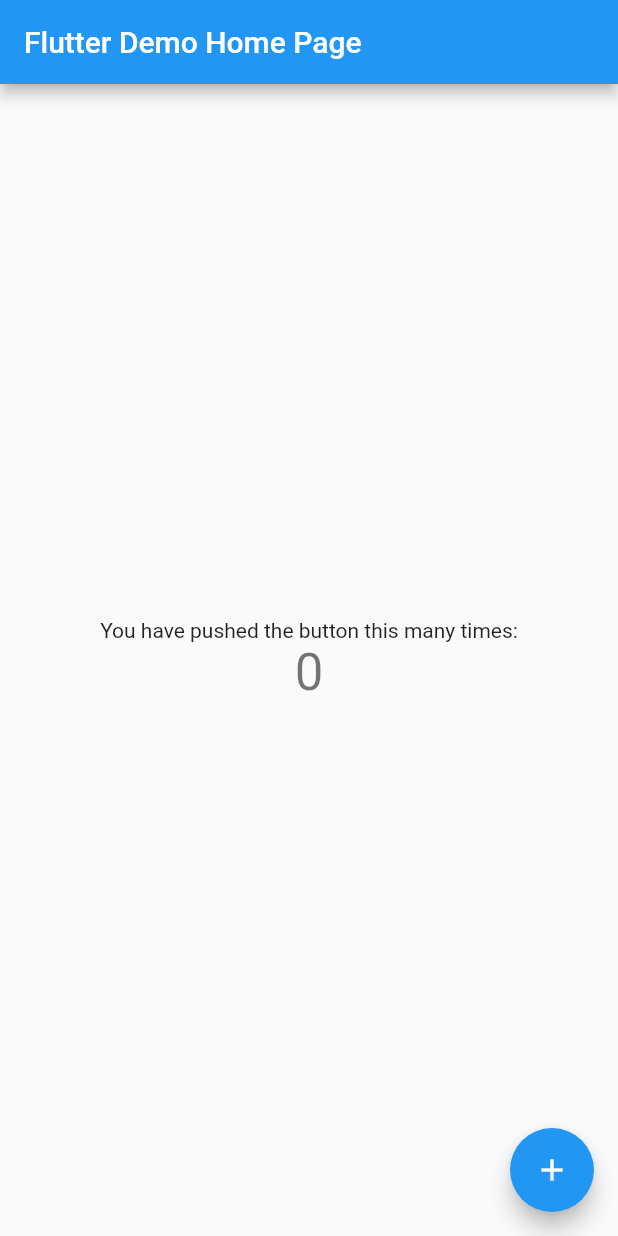
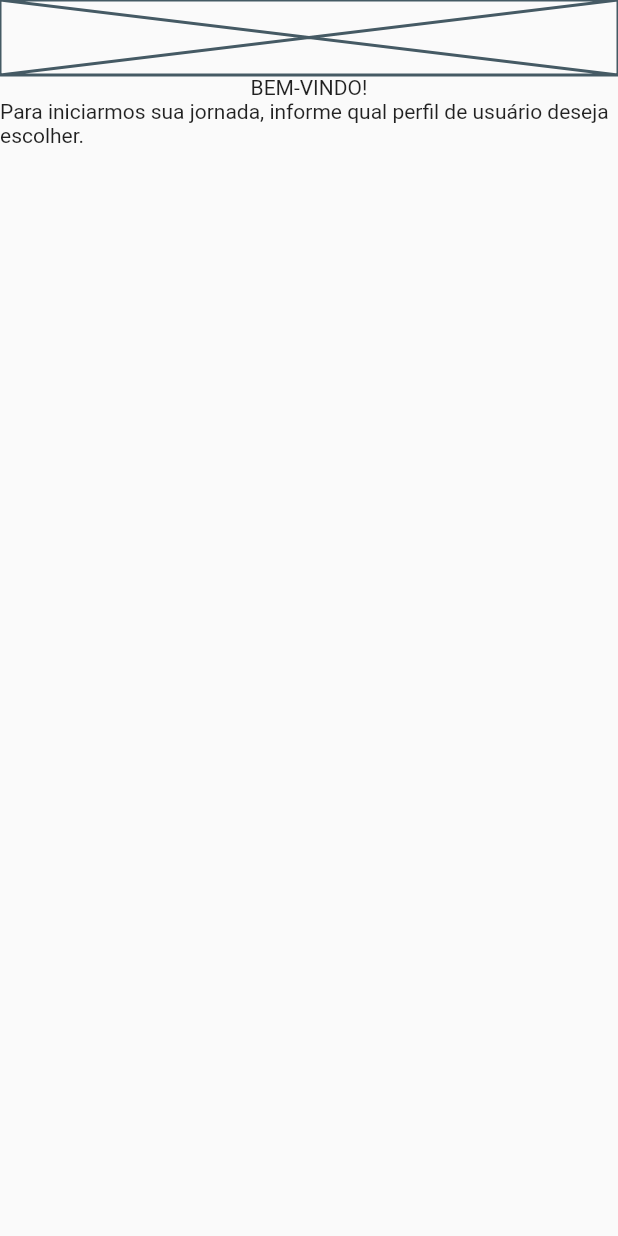
Before and after one commit to gabriel-Oak/traineeit, a Flutter app: the screen it shows after launch, on a phone screen of 412 x 824 dp. Run offline on Flutter 3.47's test engine with Material 2 defaults, Android fonts, the phone set to English and light mode, and no system bars; our stand-ins replace bloc, dio, equatable, flutter_bloc, google_sign_in.

Commit message:
Login google

```diff
--- a/lib/main.dart
+++ b/lib/main.dart
@@ -1,4 +1,5 @@
 import 'package:flutter/material.dart';
+import 'package:traineeit/pages/login/login_page.dart';
 
 void main() {
   runApp(MyApp());
@@ -13,56 +14,7 @@ class MyApp extends StatelessWidget {
         primarySwatch: Colors.blue,
         visualDensity: VisualDensity.adaptivePlatformDensity,
       ),
-      home: MyHomePage(title: 'Flutter Demo Home Page'),
+      home: LoginPage(),
     );
   }
 }
-
-class MyHomePage extends StatefulWidget {
-  MyHomePage({Key key, this.title}) : super(key: key);
-
-
-
-  final String title;
-
-  @override
-  _MyHomePageState createState() => _MyHomePageState();
-}
-
-class _MyHomePageState extends State<MyHomePage> {
-  int _counter = 0;
-
-  void _incrementCounter() {
-    setState(() {
-      _counter++;
-    });
-  }
-
-  @override
-  Widget build(BuildContext context) {
-    return Scaffold(
-      appBar: AppBar(
-        title: Text(widget.title),
-      ),
-      body: Center(
-        child: Column(
-          mainAxisAlignment: MainAxisAlignment.center,
-          children: <Widget>[
-            Text(
-              'You have pushed the button this many times:',
-            ),
-            Text(
-              '$_counter',
-              style: Theme.of(context).textTheme.headline4,
-            ),
-          ],
-        ),
-      ),
-      floatingActionButton: FloatingActionButton(
-        onPressed: _incrementCounter,
-        tooltip: 'Increment',
-        child: Icon(Icons.add),
-      ),
-    );
-  }
-}
--- /dev/null
+++ b/lib/pages/login/login_bloc.dart
@@ -0,0 +1,21 @@
+import 'package:bloc/bloc.dart';
+import 'package:meta/meta.dart';
+
+import 'google_singin.dart';
+import 'login_event.dart';
+import 'login_state.dart';
+
+class LoginBloc extends Bloc<LoginEvent, LoginState> {
+  final GoogleSingin googleSingin;
+
+  LoginBloc({
+    @required this.googleSingin,
+  }) : super(LoginState());
+
+  @override
+  Stream<LoginState> mapEventToState(LoginEvent event) async* {
+    if (event is GoogleLogin) {
+      final user = await googleSingin.login();
+    }
+  }
+}
--- /dev/null
+++ b/lib/pages/login/login_content.dart
@@ -0,0 +1,27 @@
+import 'package:flutter/material.dart';
+import 'package:flutter_bloc/flutter_bloc.dart';
+import 'package:traineeit/pages/login/login_event.dart';
+
+import 'login_bloc.dart';
+import 'login_state.dart';
+
+class LoginContent extends StatelessWidget {
+  _makeLogin(context) {
+    BlocProvider.of<LoginBloc>(context).add(GoogleLogin());
+  }
+
+  @override
+  Widget build(BuildContext context) {
+    return BlocBuilder<LoginBloc, LoginState>(
+      builder: (context, state) {
+        return Column(
+          children: [
+            Placeholder(fallbackWidth: 120, fallbackHeight: 50),
+            Text('BEM-VINDO!'),
+            Text('Para iniciarmos sua jornada, informe qual perfil de usuário deseja escolher.'),
+          ],
+        );
+      },
+    );
+  }
+}
--- /dev/null
+++ b/lib/pages/login/login_event.dart
@@ -0,0 +1,7 @@
+
+abstract class LoginEvent {}
+
+class GoogleLogin extends LoginEvent {
+
+//  GoogleSignIn();
+}
--- a/lib/pages/login/login_page.dart
+++ b/lib/pages/login/login_page.dart
@@ -1,8 +1,17 @@
 import 'package:flutter/material.dart';
+import 'package:flutter_bloc/flutter_bloc.dart';
+
+import 'login_bloc.dart';
+import 'login_content.dart';
 
 class LoginPage extends StatelessWidget {
   @override
   Widget build(BuildContext context) {
-    return Container();
+    return Scaffold(
+      body: BlocProvider<LoginBloc>(
+        create: (_) => LoginBloc(),
+        child: LoginContent(),
+      ),
+    );
   }
 }
--- /dev/null
+++ b/lib/pages/login/login_state.dart
@@ -0,0 +1,28 @@
+import 'package:equatable/equatable.dart';
+import 'package:flutter/material.dart';
+
+@immutable
+class LoginState extends Equatable {
+  final bool loading;
+  final bool success;
+  final String errorMessage;
+
+  LoginState({
+    this.loading = false,
+    this.success = false,
+    this.errorMessage,
+  });
+
+  LoginState copyWith({
+    bool loading,
+    bool success,
+    String errorMessage,
+}) => LoginState(
+    loading: loading ?? this.loading,
+    success: success ?? this.success,
+    errorMessage: errorMessage ?? this.errorMessage,
+  );
+
+  @override
+  List<Object> get props => [loading, success, errorMessage];
+}
--- a/pubspec.yaml
+++ b/pubspec.yaml
@@ -13,9 +13,14 @@ dependencies:
   bloc: ^6.1.1
   flutter_bloc: ^6.1.1
   equatable: ^1.2.5
+  google_sign_in: 4.5.9
+  dio:
+  meta:
 
 dev_dependencies:
   flutter_test:
     sdk: flutter
 flutter:
   uses-material-design: true
+  assets:
+    - assets/
```
Also changed, not shown: lib/pages/login/google_singin.dart (added, +11 -0 lines), lib/repository/login_repository.dart (added, +12 -0 lines), resp.json (added, +30 -0 lines), pubspec.lock, 11 other files.
